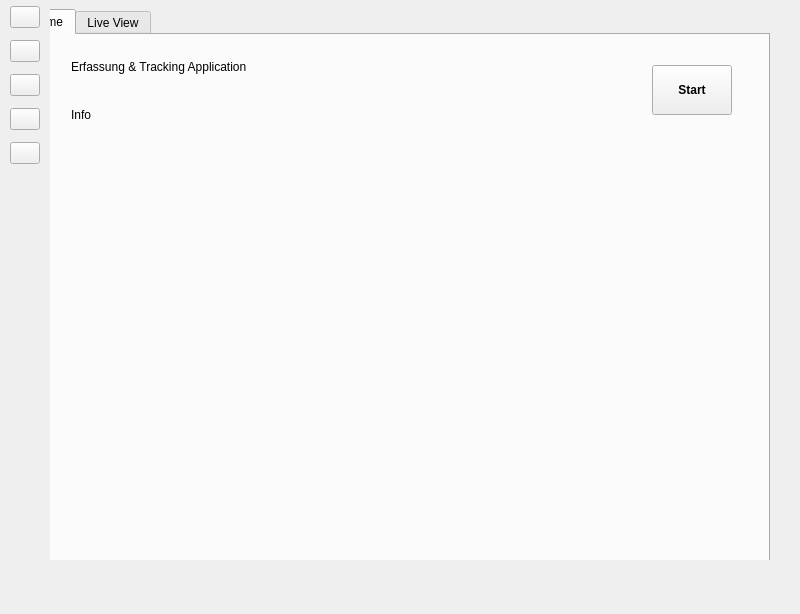
Above: GUI/Navigation.ui from Prof-Adrian-Mueller/Agile_Roboticsystems_Laborstrasse before the change. Below: the same form after it.
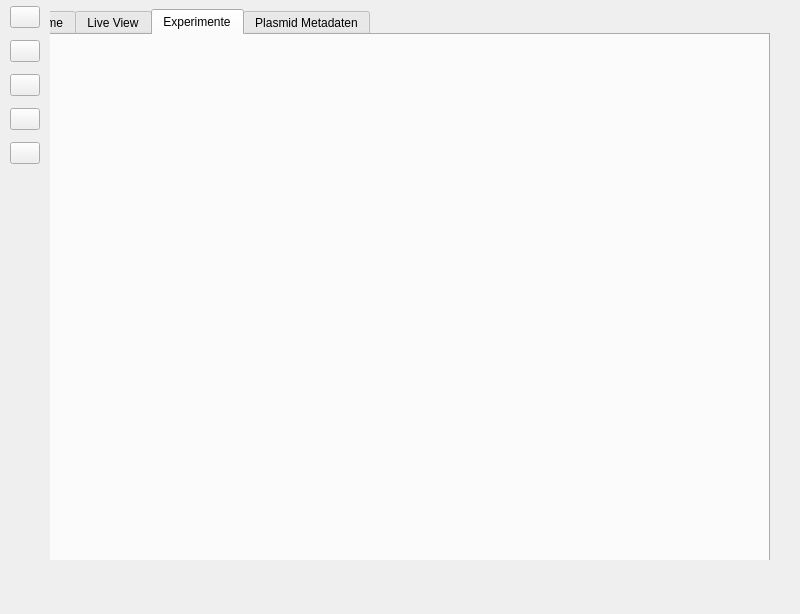
That is the form after the change. The open tabs and pages were chosen to show the change. Icons and pictures are not drawn.

Commit message:
gui view for experiments and plasmid
- experiment import
- plasmid import
- experiment dummy data view
- plasmid dummy data view

```diff
--- a/GUI/Navigation.ui
+++ b/GUI/Navigation.ui
@@ -20,7 +20,7 @@
       <x>50</x>
       <y>0</y>
       <width>751</width>
-      <height>611</height>
+      <height>601</height>
      </rect>
     </property>
     <widget class="QStackedWidget" name="stackedWidget">
@@ -159,6 +159,36 @@
          </property>
         </widget>
        </widget>
+       <widget class="QWidget" name="experiments">
+        <attribute name="title">
+         <string>Experimente</string>
+        </attribute>
+        <widget class="QWidget" name="experimentView" native="true">
+         <property name="geometry">
+          <rect>
+           <x>29</x>
+           <y>-1</y>
+           <width>721</width>
+           <height>571</height>
+          </rect>
+         </property>
+        </widget>
+       </widget>
+       <widget class="QWidget" name="plasmidMetadaten">
+        <attribute name="title">
+         <string>Plasmid Metadaten</string>
+        </attribute>
+        <widget class="QWidget" name="plasmidMetadatenView" native="true">
+         <property name="geometry">
+          <rect>
+           <x>29</x>
+           <y>9</y>
+           <width>721</width>
+           <height>531</height>
+          </rect>
+         </property>
+        </widget>
+       </widget>
       </widget>
      </widget>
      <widget class="QWidget" name="statistikPage">
```
Left out of the diff: 12 changed lines with no effect on the pictures. The commit also changes 13 other files.
